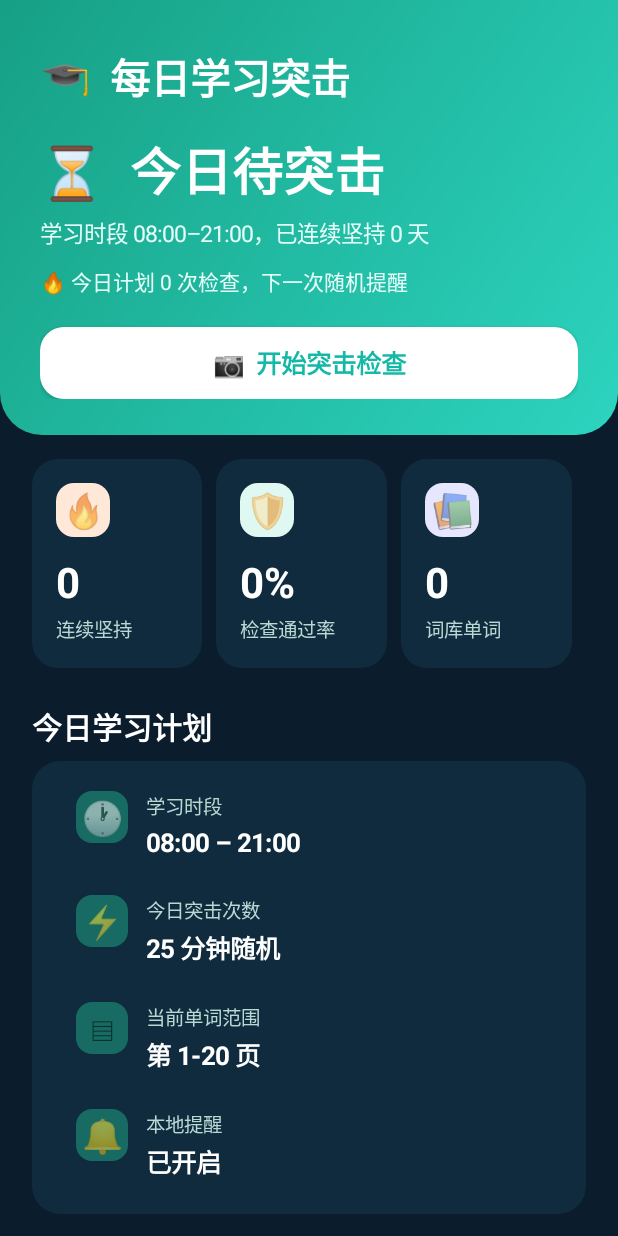
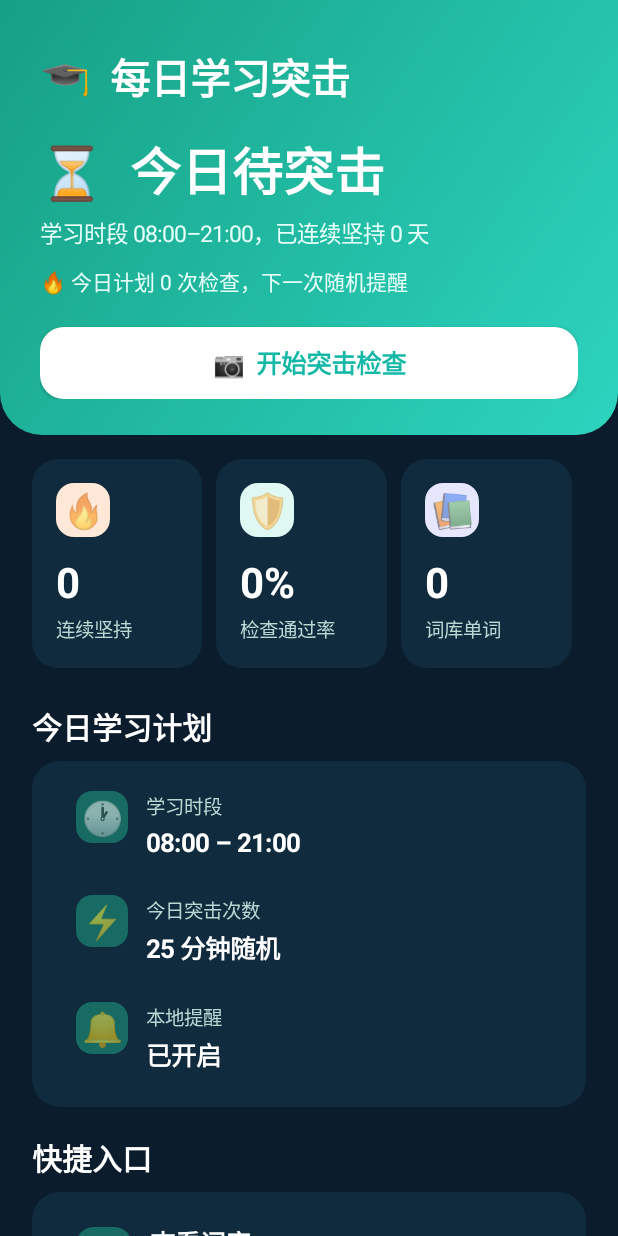
Before and after one commit to hhsen/study-supervisor, an Android app: the screen it shows after launch (MainActivity), on a phone screen of 412 x 824 dp. Run offline under Robolectric (Android 15) with nearby library versions, the phone set to English and light mode, and no system bars; libraries missing offline, so code that uses them is left out: com.google.mlkit.vision; 4 statements that could not run were skipped.

Commit message:
Improve OCR pairing and remove page range

```diff
--- a/app/src/main/java/com/study/supervisor/MainActivity.kt
+++ b/app/src/main/java/com/study/supervisor/MainActivity.kt
@@ -352,7 +352,7 @@ class MainActivity : AppCompatActivity() {
         val plan = makeCard(pad)
         plan.addView(makePlanRow("🕐", "学习时段", "08:00 – 21:00"))
         plan.addView(makePlanRow("⚡", "今日突击次数", "${prefs.getInt("interval_min", 25)} 分钟随机"))
-        plan.addView(makePlanRow("▤", "当前单词范围", "第 ${prefs.getInt("pageStart", 1)}-${prefs.getInt("pageEnd", 20)} 页"))
+
         plan.addView(makePlanRow("🔔", "本地提醒", if (notificationsEnabled()) "已开启" else "未开启"))
         content.addView(plan)
 
@@ -552,7 +552,7 @@ class MainActivity : AppCompatActivity() {
             setPadding(pad, 44, pad, 4)
         })
         content.addView(TextView(this).apply {
-            text = "第 ${prefs.getInt("pageStart", 1)}-${prefs.getInt("pageEnd", 20)} 页 · ${entries.size} 词"
+            text = "${entries.size} 词"
             textSize = 14f
             setTextColor(COLOR_MUTED)
             setPadding(pad, 0, pad, 20)
@@ -787,14 +787,6 @@ class MainActivity : AppCompatActivity() {
         val card = makeCard(pad)
         card.addView(settingLabel("英语教材"))
         card.addView(settingStatic("刘晓燕《英语四级你还在背单词吗》"))
-        card.addView(settingLabel("出题页码范围"))
-        val pages = LinearLayout(this).apply { orientation = LinearLayout.HORIZONTAL }
-        val start = settingInput(prefs.getInt("pageStart", 1).toString())
-        val end = settingInput(prefs.getInt("pageEnd", 20).toString())
-        pages.addView(start, LinearLayout.LayoutParams(0, LinearLayout.LayoutParams.WRAP_CONTENT, 1f))
-        pages.addView(end, LinearLayout.LayoutParams(0, LinearLayout.LayoutParams.WRAP_CONTENT, 1f))
-        card.addView(pages)
-
         card.addView(settingLabel("突击间隔（分钟）"))
         val times = LinearLayout(this).apply { orientation = LinearLayout.HORIZONTAL }
         val min = settingInput(prefs.getInt("interval_min", 25).toString())
@@ -1001,7 +993,9 @@ class MainActivity : AppCompatActivity() {
     }
 
     private fun importImages(uris: List<Uri>) {
+        if (uris.isEmpty()) return
         Toast.makeText(this, "正在逐张识别 ${uris.size} 张图片...", Toast.LENGTH_SHORT).show()
+
         val recognizer = TextRecognition.getClient(ChineseTextRecognizerOptions.Builder().build())
         val queue = ArrayDeque(uris)
 
@@ -1013,23 +1007,50 @@ class MainActivity : AppCompatActivity() {
                 Toast.makeText(this, "导入完成，共 ${entries.size} 词", Toast.LENGTH_LONG).show()
                 return
             }
+
             val uri = queue.removeFirst()
             try {
                 val bitmap = loadScaledBitmap(uri)
                 val image = InputImage.fromBitmap(bitmap, 0)
                 recognizer.process(image)
                     .addOnSuccessListener { result ->
-                        val lines = result.text.split("\n").map { it.trim() }.filter { it.isNotEmpty() }
-                        var pending: String? = null
+                        val text = result.text
+                        val lines = text.split("\n").map { it.trim() }.filter { it.isNotEmpty() }
+                        val added = mutableSetOf<String>()
+
+                        var pendingEnglish: String? = null
                         lines.forEach { line ->
-                            val en = Regex("[A-Za-z]{2,}").find(line)?.value?.lowercase()
-                            val zh = Regex("[\\u4e00-\\u9fff]+").find(line)?.value
-                            if (en != null && zh != null) {
-                                addEntry(en, zh); pending = null
-                            } else if (en != null) {
-                                pending = en
-                            } else if (zh != null && pending != null) {
-                                addEntry(pending!!, zh); pending = null
+                            val english = Regex("[A-Za-z]{2,}").findAll(line)
+                                .map { it.value.lowercase() }.toList()
+                            val chinese = Regex("[\\u4e00-\\u9fff]+").findAll(line)
+                                .map { it.value }.toList()
+
+                            if (english.isNotEmpty() && chinese.isNotEmpty()) {
+                                english.forEachIndexed { i, word ->
+                                    val meaning = chinese.getOrElse(i) { chinese.last() }
+                                    if (added.add(word)) addEntry(word, meaning)
+                                }
+                                pendingEnglish = null
+                            } else if (english.isNotEmpty()) {
+                                pendingEnglish = english.last()
+                            } else if (chinese.isNotEmpty() && pendingEnglish != null) {
+                                val word = pendingEnglish!!
+                                if (added.add(word)) addEntry(word, chinese.first())
+                                pendingEnglish = null
+                            }
+                        }
+
+                        val allEnglish = Regex("[A-Za-z]{2,}").findAll(text)
+                            .map { it.value.lowercase() }.distinct().toList()
+                        val allChinese = Regex("[\\u4e00-\\u9fff]+").findAll(text)
+                            .map { it.value }.distinct().toList()
+
+                        if (allEnglish.isNotEmpty() && allChinese.isNotEmpty()) {
+                            val count = minOf(allEnglish.size, allChinese.size)
+                            for (i in 0 until count) {
+                                if (added.add(allEnglish[i])) {
+                                    addEntry(allEnglish[i], allChinese[i])
+                                }
                             }
                         }
                     }
@@ -1041,6 +1062,7 @@ class MainActivity : AppCompatActivity() {
                 next()
             }
         }
+
         next()
     }
 
```
